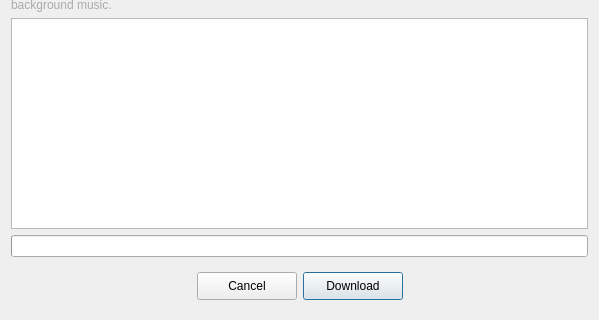
Above: ui/downloadmusicdialog.ui from yani/keeperfx-launcher-qt before the change; both pictures show x 0 to 599 and y 140 to 460 of the 599 by 460 pixel window. Below: the same form after it.
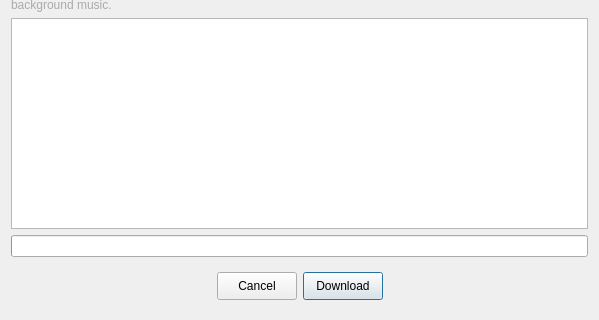
That is the form after the change. Icons and pictures are not drawn.

What changed in the file:
```diff
--- a/ui/downloadmusicdialog.ui
+++ b/ui/downloadmusicdialog.ui
@@ -113,7 +113,17 @@
     <widget class="QWidget" name="buttons" native="true">
      <layout class="QHBoxLayout" name="horizontalLayout_2">
       <item>
-       <widget class="QWidget" name="widget" native="true"/>
+       <spacer name="horizontalSpacer_2">
+        <property name="orientation">
+         <enum>Qt::Orientation::Horizontal</enum>
+        </property>
+        <property name="sizeHint" stdset="0">
+         <size>
+          <width>40</width>
+          <height>20</height>
+         </size>
+        </property>
+       </spacer>
       </item>
       <item>
        <widget class="QPushButton" name="cancelButton">
@@ -123,12 +133,6 @@
           <height>28</height>
          </size>
         </property>
-        <property name="maximumSize">
-         <size>
-          <width>100</width>
-          <height>16777215</height>
-         </size>
-        </property>
         <property name="text">
          <string comment="Button">Cancel</string>
         </property>
@@ -148,12 +152,6 @@
           <height>28</height>
          </size>
         </property>
-        <property name="maximumSize">
-         <size>
-          <width>100</width>
-          <height>16777215</height>
-         </size>
-        </property>
         <property name="text">
          <string comment="Button">Download</string>
         </property>
@@ -169,7 +167,17 @@
        </widget>
       </item>
       <item>
-       <widget class="QWidget" name="widget_2" native="true"/>
+       <spacer name="horizontalSpacer">
+        <property name="orientation">
+         <enum>Qt::Orientation::Horizontal</enum>
+        </property>
+        <property name="sizeHint" stdset="0">
+         <size>
+          <width>40</width>
+          <height>20</height>
+         </size>
+        </property>
+       </spacer>
       </item>
      </layout>
     </widget>
```
